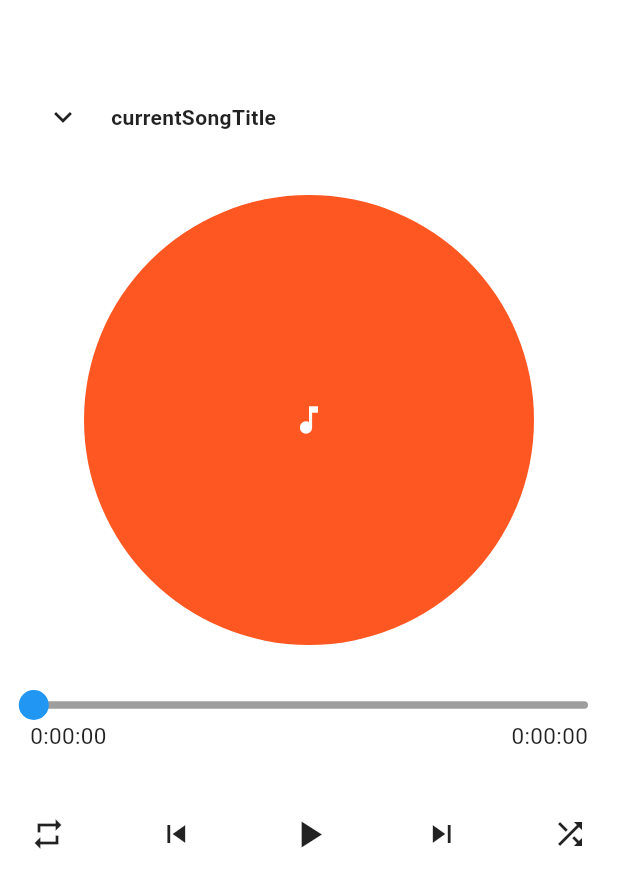
After one commit to rahulkushwaha482/device_music_list, a Flutter app: the PlayerScreen screen opened by its route, on a phone screen of 412 x 824 dp. The commit adds this screen. Shown: the top 888 px of the screen. Run offline on Flutter 3.47's test engine with Material 2 defaults, Android fonts, the phone set to English and light mode, and no system bars; drawn by our look-alikes of audio_video_progress_bar, on_audio_query; our stand-ins replace audio_service, get, just_audio, just_audio_background, marquee, permission_handler and 1 more.

Commit message:
player added

```diff
--- a/lib/controller/songs_controller.dart
+++ b/lib/controller/songs_controller.dart
@@ -1,5 +1,6 @@
 import 'dart:io';
 import 'package:audio_service/audio_service.dart';
+import 'package:display_misic_list/utils/common.dart';
 import 'package:display_misic_list/utils/utils.dart';
 import 'package:flutter/foundation.dart';
 import 'package:get/get.dart';
@@ -7,12 +8,13 @@ import 'package:just_audio/just_audio.dart';
 import 'package:on_audio_query/on_audio_query.dart';
 import 'package:path_provider/path_provider.dart';
 import 'package:permission_handler/permission_handler.dart';
+import 'package:rxdart/rxdart.dart' as rx;
 
 class SongController extends GetxController {
   var isPlaying = false.obs;
   var player = AudioPlayer().obs;
   var audioQuery = OnAudioQuery().obs;
-  var audioHandler = AudioHandler;
+
   var id = 0.obs;
   var artist = 'Artist'.obs;
   var title = 'Title'.obs;
@@ -139,4 +141,23 @@ class SongController extends GetxController {
   void previousSong() {
     player.value.seekToPrevious();
   }
+
+  void openPlayer(RxInt id) {
+    Get.toNamed(
+      '/player',
+    );
+  }
+
+  void goBack() {
+
+    Get.back();
+  }
+
+  //duration state stream
+  Stream<DurationState> get durationStateStream =>
+      rx.Rx.combineLatest2<Duration, Duration?, DurationState>(
+          player.value.positionStream,
+          player.value.durationStream,
+          (position, duration) => DurationState(
+              position: position, total: duration ?? Duration.zero));
 }
--- a/lib/routes/app_pages.dart
+++ b/lib/routes/app_pages.dart
@@ -1,8 +1,10 @@
+import 'package:display_misic_list/screen/player_screen.dart';
 import 'package:display_misic_list/screen/songs.dart';
 import 'package:get/get.dart';
 
 class AppPages {
   static final pages = [
     GetPage(name: '/', page: () => const Songs()),
+    GetPage(name: '/player', page: () =>  PlayerScreen()),
   ];
 }
--- /dev/null
+++ b/lib/screen/player_screen.dart
@@ -0,0 +1,287 @@
+import 'package:audio_video_progress_bar/audio_video_progress_bar.dart';
+import 'package:flutter/material.dart';
+import 'package:get/get.dart';
+import 'package:just_audio/just_audio.dart';
+import 'package:on_audio_query/on_audio_query.dart';
+import '../controller/songs_controller.dart';
+import '../utils/common.dart';
+import '../utils/utils.dart';
+
+class PlayerScreen extends StatelessWidget {
+  final SongController controller = Get.put(SongController());
+
+  @override
+  Widget build(BuildContext context) {
+    return Scaffold(
+      backgroundColor: Colors.white,
+      body: SingleChildScrollView(
+        child: Container(
+          width: double.infinity,
+          height: MediaQuery.of(context).size.height,
+          padding: const EdgeInsets.only(top: 56.0, right: 20.0, left: 20.0),
+          decoration: BoxDecoration(color: Colors.white24),
+          child: Column(
+            children: <Widget>[
+              //exit button and the song title
+              Row(
+                mainAxisAlignment: MainAxisAlignment.start,
+                mainAxisSize: MainAxisSize.max,
+                children: [
+                  Flexible(
+                    child: InkWell(
+                      onTap: () {
+                        controller.goBack();
+                      },
+                      //hides the player view
+                      child: Container(
+                        padding: const EdgeInsets.all(10.0),
+                        child: const Icon(
+                          Icons.keyboard_arrow_down,
+                          color: Colors.black87,
+                        ),
+                      ),
+                    ),
+                  ),
+                  SizedBox(
+                    width: 10,
+                  ),
+                  Flexible(
+                    child: Text(
+                      'currentSongTitle',
+                      style: const TextStyle(
+                        color: Colors.black87,
+                        fontWeight: FontWeight.bold,
+                        fontSize: 14,
+                      ),
+                    ),
+                    flex: 5,
+                  ),
+                ],
+              ),
+
+              //artwork container
+              Hero(
+                tag: 'music',
+                child: Container(
+                  width: 300,
+                  height: 300,
+                  margin: const EdgeInsets.only(top: 30, bottom: 30),
+                  child: QueryArtworkWidget(
+                    artworkBorder: BorderRadius.circular(200),
+                    id: controller.id.toInt(),
+                    type: ArtworkType.AUDIO,
+                    nullArtworkWidget: const CircleAvatar(
+                      radius: 20,
+                      backgroundColor: Colors.deepOrange,
+                      child: Icon(
+                        Icons.music_note,
+                        color: Colors.white,
+                      ),
+                    ),
+                  ),
+                ),
+              ),
+
+              //slider , position and duration widgets
+              Column(
+                children: [
+                  //slider bar container
+                  Container(
+                    //slider bar duration state stream
+                    child: StreamBuilder<DurationState>(
+                      stream: controller.durationStateStream,
+                      builder: (context, snapshot) {
+                        final durationState = snapshot.data;
+                        final progress =
+                            durationState?.position ?? Duration.zero;
+                        final total = durationState?.total ?? Duration.zero;
+
+                        return ProgressBar(
+                          progress: progress,
+                          total: total,
+                          baseBarColor: Colors.grey,
+                          progressBarColor: Colors.blue,
+                          thumbColor: Colors.blue,
+                          timeLabelTextStyle: const TextStyle(
+                            fontSize: 0,
+                          ),
+                          onSeek: (duration) {
+                            controller.player.value.seek(duration);
+                          },
+                        );
+
+                      },
+                    ),
+                  ),
+
+                  //position /progress and total text
+                  StreamBuilder<DurationState>(
+                    stream: controller.durationStateStream,
+                    builder: (context, snapshot) {
+                      final durationState = snapshot.data;
+                      final progress = durationState?.position ?? Duration.zero;
+                      final total = durationState?.total ?? Duration.zero;
+
+                      return Row(
+                        mainAxisAlignment: MainAxisAlignment.spaceBetween,
+                        mainAxisSize: MainAxisSize.max,
+                        children: [
+                          Flexible(
+                            child: Text(
+                              progress.toString().split(".")[0],
+                              style: const TextStyle(
+                                color: Colors.black87,
+                                fontSize: 15,
+                              ),
+                            ),
+                          ),
+                          Flexible(
+                            child: Text(
+                              total.toString().split(".")[0],
+                              style: const TextStyle(
+                                color: Colors.black87,
+                                fontSize: 15,
+                              ),
+                            ),
+                          ),
+                        ],
+                      );
+                    },
+                  ),
+                ],
+              ),
+
+              SizedBox(
+                height: 20,
+              ),
+
+              //prev, play/pause & seek next control buttons
+              Container(
+                margin: const EdgeInsets.only(top: 20, bottom: 20),
+                child: Row(
+                  mainAxisAlignment: MainAxisAlignment.spaceBetween,
+                  mainAxisSize: MainAxisSize.max,
+                  children: [
+                    Flexible(
+                      child: InkWell(
+                        onTap: () {
+                          controller.player.value.loopMode == LoopMode.one
+                              ? controller.player.value
+                                  .setLoopMode(LoopMode.all)
+                              : controller.player.value
+                                  .setLoopMode(LoopMode.one);
+                        },
+                        child: Container(
+                          child: StreamBuilder<LoopMode>(
+                            stream: controller.player.value.loopModeStream,
+                            builder: (context, snapshot) {
+                              final loopMode = snapshot.data;
+                              if (LoopMode.one == loopMode) {
+                                return const Icon(
+                                  Icons.repeat_one,
+                                  color: Colors.black87,
+                                );
+                              }
+                              return const Icon(
+                                Icons.repeat,
+                                color: Colors.black87,
+                              );
+                            },
+                          ),
+                        ),
+                      ),
+                    ),
+
+                    //skip to previous
+                    Flexible(
+                      child: InkWell(
+                        onTap: () {
+                          if (controller.player.value.hasPrevious) {
+                            controller.player.value.seekToPrevious();
+                          }
+                        },
+                        child: Container(
+                          child: const Icon(
+                            Icons.skip_previous,
+                            color: Colors.black87,
+                          ),
+                        ),
+                      ),
+                    ),
+
+                    //play pause
+                    Flexible(
+                      child: InkWell(
+                        onTap: () {
+                          if (controller.player.value.playing) {
+                            controller.player.value.pause();
+                          } else {
+                            if (controller.player.value.currentIndex != null) {
+                              controller.player.value.play();
+                            }
+                          }
+                        },
+                        child: Container(
+                          child: StreamBuilder<bool>(
+                            stream: controller.player.value.playingStream,
+                            builder: (context, snapshot) {
+                              bool? playingState = snapshot.data;
+                              if (playingState != null && playingState) {
+                                return const Icon(
+                                  Icons.pause,
+                                  size: 30,
+                                  color: Colors.black87,
+                                );
+                              }
+                              return const Icon(
+                                Icons.play_arrow,
+                                size: 30,
+                                color: Colors.black87,
+                              );
+                            },
+                          ),
+                        ),
+                      ),
+                    ),
+
+                    //skip to next
+                    Flexible(
+                      child: InkWell(
+                        onTap: () {
+                          if (controller.player.value.hasNext) {
+                            controller.player.value.seekToNext();
+                          }
+                        },
+                        child: Container(
+                          child: const Icon(
+                            Icons.skip_next,
+                            color: Colors.black87,
+                          ),
+                        ),
+                      ),
+                    ),
+
+                    Flexible(
+                      child: InkWell(
+                        onTap: () {
+                          controller.player.value.setShuffleModeEnabled(true);
+                          toast(context, "Shuffling enabled");
+                        },
+                        child: Container(
+                          child: const Icon(
+                            Icons.shuffle,
+                            color: Colors.black87,
+                          ),
+                        ),
+                      ),
+                    ),
+                  ],
+                ),
+              ),
+            ],
+          ),
+        ),
+      ),
+    );
+  }
+}
--- a/lib/screen/songs.dart
+++ b/lib/screen/songs.dart
@@ -28,7 +28,7 @@ class _SongsState extends State<Songs> with SingleTickerProviderStateMixin {
 
   @override
   Widget build(BuildContext context) {
-    controller.onInit();
+
     return Scaffold(
       appBar: AppBar(
         title: const Text("My Music Gallery"),
@@ -36,8 +36,15 @@ class _SongsState extends State<Songs> with SingleTickerProviderStateMixin {
       ),
       bottomNavigationBar: Obx(
         () => (controller.isPlaying.value || controller.playing.value)
-            ? Container(
-                margin: const EdgeInsets.symmetric(horizontal: 5, vertical: 5),
+            ? InkWell(
+                onTap: () {
+                  controller.openPlayer(controller.id);
+                },
+                child: Hero(
+                  tag: 'music',
+                  child: Container(
+                    margin:
+                        const EdgeInsets.symmetric(horizontal: 5, vertical: 5),
                     height: 60,
                     width: MediaQuery.of(context).size.width,
                     decoration: BoxDecoration(
@@ -69,8 +76,9 @@ class _SongsState extends State<Songs> with SingleTickerProviderStateMixin {
                                     _animationController.stop();
                                   }
                                   return Transform.rotate(
-                                  angle:
-                                      _animationController.value * 2 * math.pi,
+                                      angle: _animationController.value *
+                                          2 *
+                                          math.pi,
                                       child: child);
                                 },
                                 child: QueryArtworkWidget(
@@ -184,6 +192,8 @@ class _SongsState extends State<Songs> with SingleTickerProviderStateMixin {
                       //   ),
                       // ),
                     ),
+                  ),
+                ),
               )
             : SizedBox(
                 height: 1,
--- a/lib/utils/common.dart
+++ b/lib/utils/common.dart
@@ -51,9 +51,9 @@ class SeekBarState extends State<SeekBar> {
               value: min(widget.bufferedPosition.inMilliseconds.toDouble(),
                   widget.duration.inMilliseconds.toDouble()),
               onChanged: (value) {
-                setState(() {
+                //setState(() {
                   _dragValue = value;
-                });
+                //});
                 if (widget.onChanged != null) {
                   widget.onChanged!(Duration(milliseconds: value.round()));
                 }
@@ -77,9 +77,9 @@ class SeekBarState extends State<SeekBar> {
             value: min(_dragValue ?? widget.position.inMilliseconds.toDouble(),
                 widget.duration.inMilliseconds.toDouble()),
             onChanged: (value) {
-              setState(() {
+            //  setState(() {
                 _dragValue = value;
-              });
+             // });
               if (widget.onChanged != null) {
                 widget.onChanged!(Duration(milliseconds: value.round()));
               }
@@ -137,3 +137,10 @@ class PositionData {
 
   PositionData(this.position, this.bufferedPosition, this.duration);
 }
+
+//duration class
+class DurationState {
+  DurationState({this.position = Duration.zero, this.total = Duration.zero});
+
+  Duration position, total;
+}
--- a/lib/utils/utils.dart
+++ b/lib/utils/utils.dart
@@ -1,3 +1,5 @@
+import 'package:flutter/material.dart';
+
 bool validUrl(String path) {
   try {
     return (Uri.parse(path)).isAbsolute;
@@ -12,3 +14,13 @@ String durationFormat(Duration duration) {
   String twoDigitSeconds = twoDigits(duration.inSeconds.remainder(60));
   return '$twoDigitMinutes:$twoDigitSeconds';
 }
+
+
+//define a toast method
+void toast(BuildContext context, String text) {
+  ScaffoldMessenger.of(context).showSnackBar(SnackBar(
+    content: Text(text),
+    behavior: SnackBarBehavior.floating,
+    shape: RoundedRectangleBorder(borderRadius: BorderRadius.circular(50.0)),
+  ));
+}
--- a/pubspec.yaml
+++ b/pubspec.yaml
@@ -43,6 +43,7 @@ dependencies:
   rxdart: ^0.27.7
   get: ^4.6.5
   marquee: ^2.2.3
+  audio_video_progress_bar: ^1.0.0
 
 
 dev_dependencies:
```
Also changed, not shown: pubspec.lock. Lines whose indentation alone changed are shown as unchanged.
